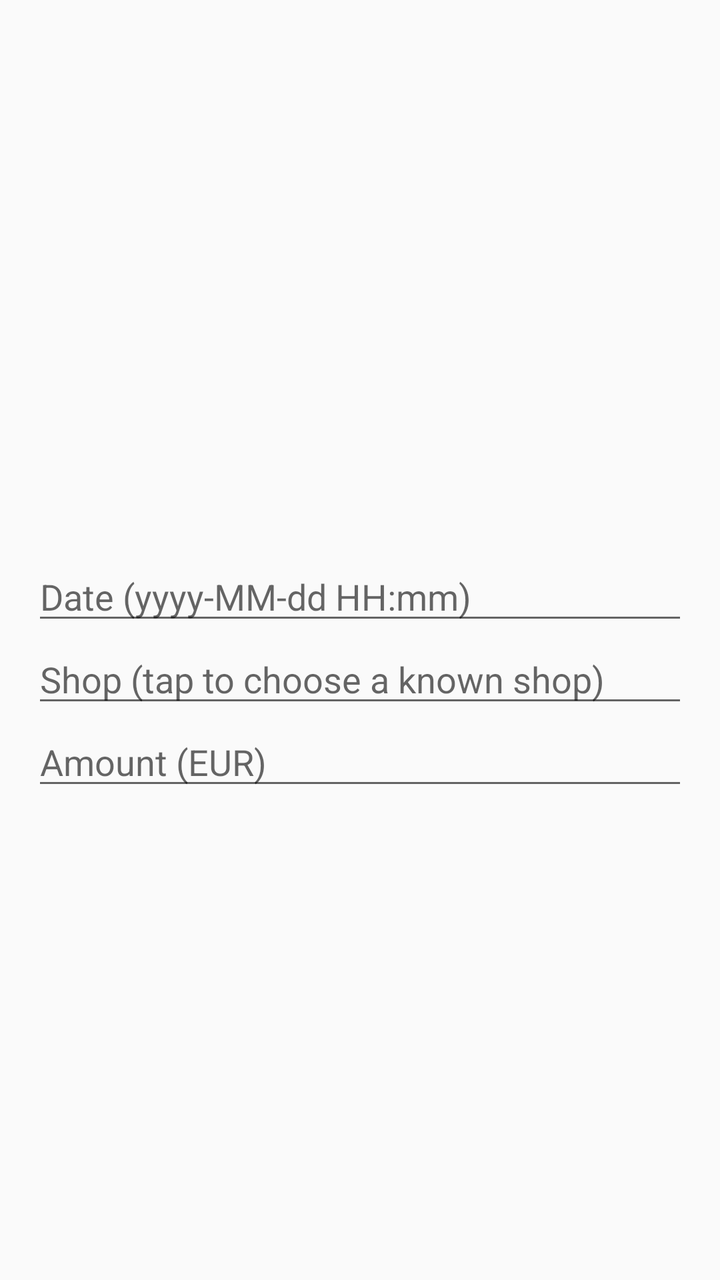
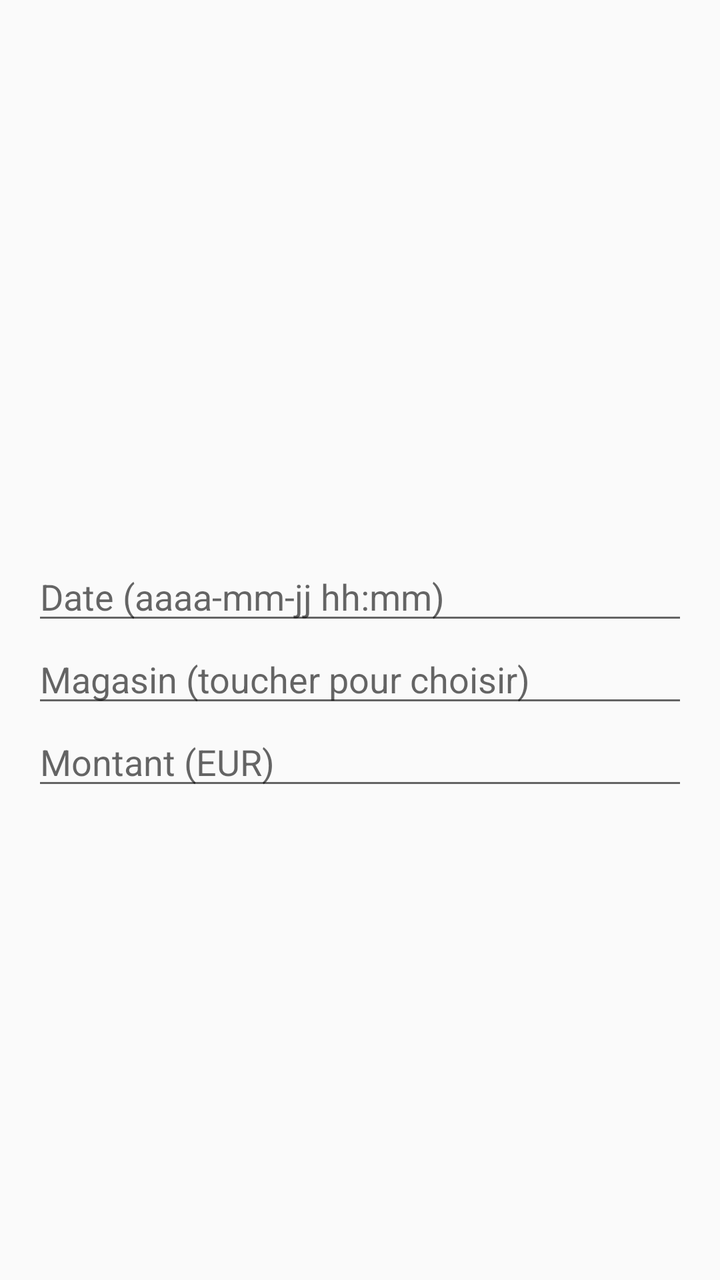

Two renders of the same Android screen: before a commit and after it. Below are the layout's source before the change and the commit's diff.
<!-- AndroidManifest.xml: application theme Theme.AppCompat.Light.DarkActionBar -->
<!-- res/layout/dialog_confirm.xml -->
<?xml version="1.0" encoding="utf-8"?>
<LinearLayout xmlns:android="http://schemas.android.com/apk/res/android"
    android:layout_width="match_parent" android:layout_height="wrap_content"
    android:orientation="vertical" android:padding="16dp">
    <ImageView android:id="@+id/photo" android:layout_width="match_parent" android:layout_height="260dp"
        android:scaleType="fitCenter" android:adjustViewBounds="true" />
    <EditText android:id="@+id/date" android:hint="Date (yyyy-MM-dd HH:mm)" android:inputType="text"
        android:layout_width="match_parent" android:layout_height="wrap_content" />
    <AutoCompleteTextView android:id="@+id/shop" android:hint="Shop (tap to choose a known shop)"
        android:inputType="textCapCharacters|textNoSuggestions" android:completionThreshold="1"
        android:layout_width="match_parent" android:layout_height="wrap_content" />
    <EditText android:id="@+id/amount" android:hint="Amount (EUR)" android:inputType="numberDecimal"
        android:layout_width="match_parent" android:layout_height="wrap_content" />
</LinearLayout>
<!-- resources referenced by this layout -->
<resources>

</resources>

<!-- the commit's change to res/layout/dialog_confirm.xml (unified diff, before → after) -->
@@ -4,11 +4,11 @@
     android:orientation="vertical" android:padding="16dp">
     <ImageView android:id="@+id/photo" android:layout_width="match_parent" android:layout_height="260dp"
         android:scaleType="fitCenter" android:adjustViewBounds="true" />
-    <EditText android:id="@+id/date" android:hint="Date (yyyy-MM-dd HH:mm)" android:inputType="text"
+    <EditText android:id="@+id/date" android:hint="Date (aaaa-mm-jj hh:mm)" android:inputType="text"
         android:layout_width="match_parent" android:layout_height="wrap_content" />
-    <AutoCompleteTextView android:id="@+id/shop" android:hint="Shop (tap to choose a known shop)"
+    <AutoCompleteTextView android:id="@+id/shop" android:hint="Magasin (toucher pour choisir)"
         android:inputType="textCapCharacters|textNoSuggestions" android:completionThreshold="1"
         android:layout_width="match_parent" android:layout_height="wrap_content" />
-    <EditText android:id="@+id/amount" android:hint="Amount (EUR)" android:inputType="numberDecimal"
+    <EditText android:id="@+id/amount" android:hint="Montant (EUR)" android:inputType="numberDecimal"
         android:layout_width="match_parent" android:layout_height="wrap_content" />
 </LinearLayout>
